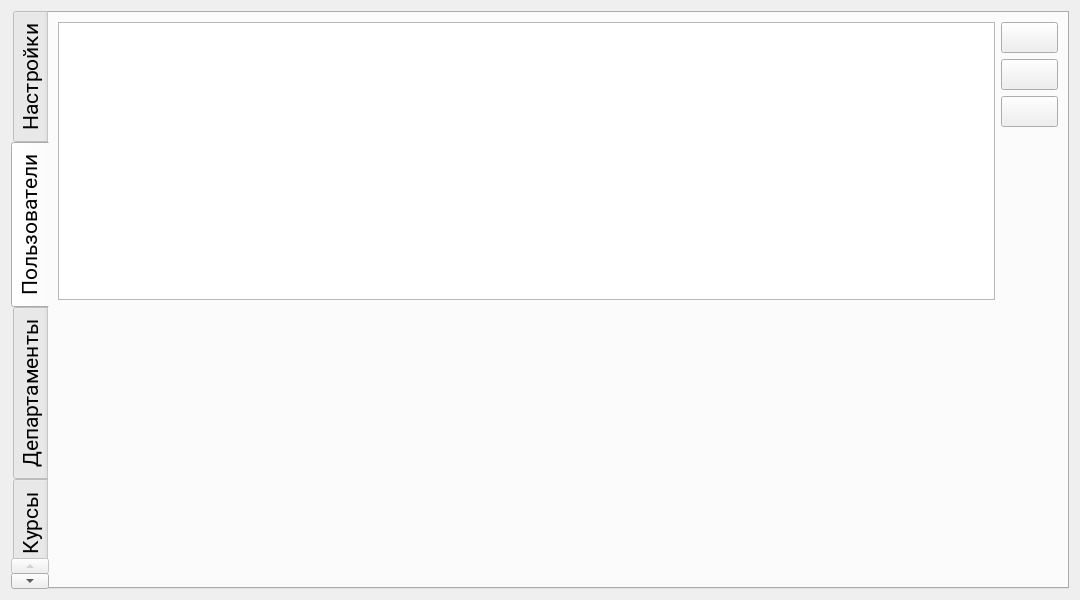
This is adminwin.ui in Rayzedan/SystemControlStudent as Qt 5 draws it before an edit. The edited form follows.
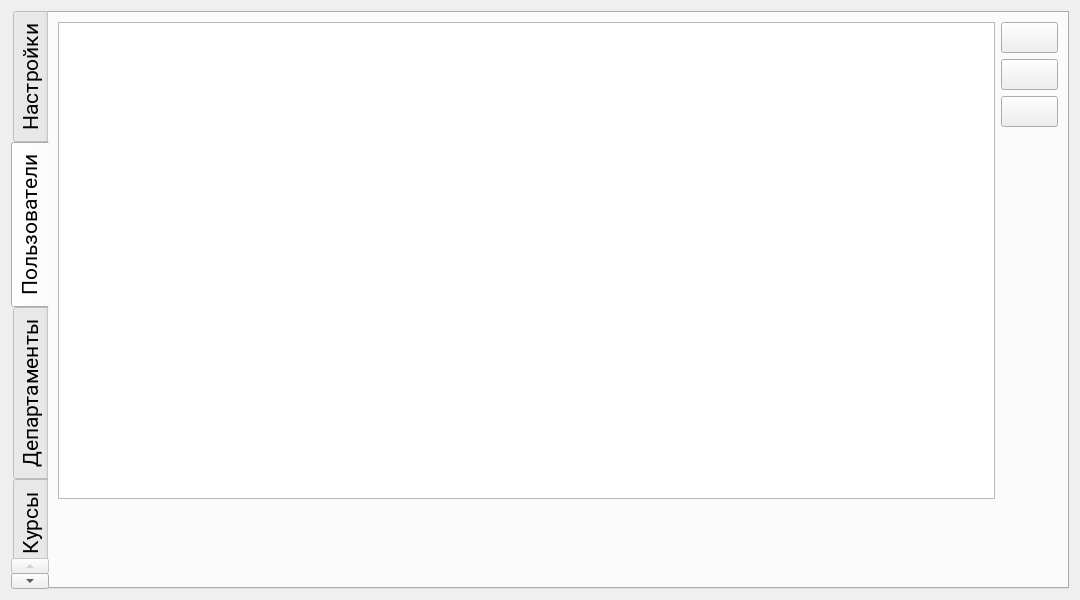
This is the edited form. The open tabs and pages were chosen to show the change. Icons and pictures are not drawn. Custom widgets are drawn as their Qt base class.

Commit message: Маленькие исправления

```diff
--- a/adminwin.ui
+++ b/adminwin.ui
@@ -220,10 +220,10 @@
       <attribute name="title">
        <string>Пользователи</string>
       </attribute>
-      <layout class="QVBoxLayout" name="verticalLayout_18">
-       <item>
         <layout class="QHBoxLayout" name="horizontalLayout_6">
          <item>
+        <layout class="QVBoxLayout" name="verticalLayout_18" stretch="6,1">
+         <item>
           <widget class="QListView" name="usersView">
            <property name="font">
             <font>
@@ -241,6 +241,7 @@
 }
 QListView::item {
     border-bottom: 1px solid black;
+	padding: 5px;
 }
 QListView::item:selected:!active {
     background: qlineargradient(x1: 0, y1: 0, x2: 0, y2: 1,
@@ -259,6 +260,21 @@
 }</string>
            </property>
           </widget>
+         </item>
+         <item>
+          <spacer name="verticalSpacer_3">
+           <property name="orientation">
+            <enum>Qt::Vertical</enum>
+           </property>
+           <property name="sizeHint" stdset="0">
+            <size>
+             <width>20</width>
+             <height>40</height>
+            </size>
+           </property>
+          </spacer>
+         </item>
+        </layout>
          </item>
          <item>
           <layout class="QVBoxLayout" name="verticalLayout_17">
@@ -356,21 +372,6 @@
           </layout>
          </item>
         </layout>
-       </item>
-       <item>
-        <spacer name="verticalSpacer_3">
-         <property name="orientation">
-          <enum>Qt::Vertical</enum>
-         </property>
-         <property name="sizeHint" stdset="0">
-          <size>
-           <width>20</width>
-           <height>40</height>
-          </size>
-         </property>
-        </spacer>
-       </item>
-      </layout>
      </widget>
      <widget class="QWidget" name="tab_6">
       <attribute name="title">
```
Left out of the diff: 44 changed lines with no effect on the pictures. Lines whose indentation alone changed are shown as unchanged.
